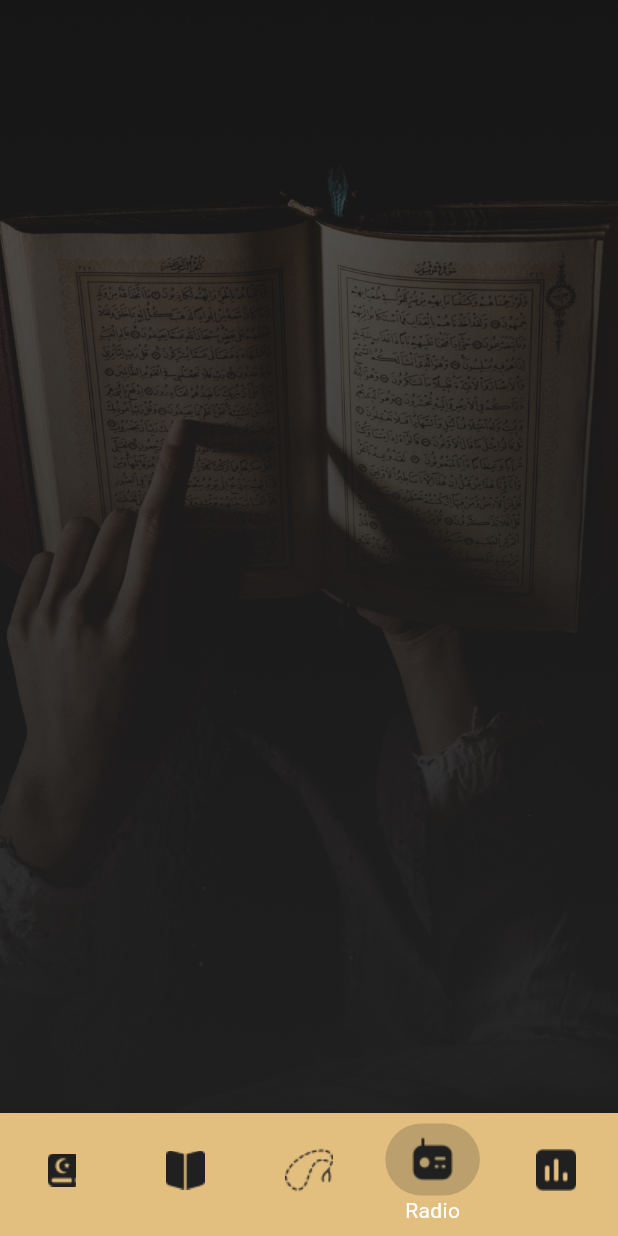
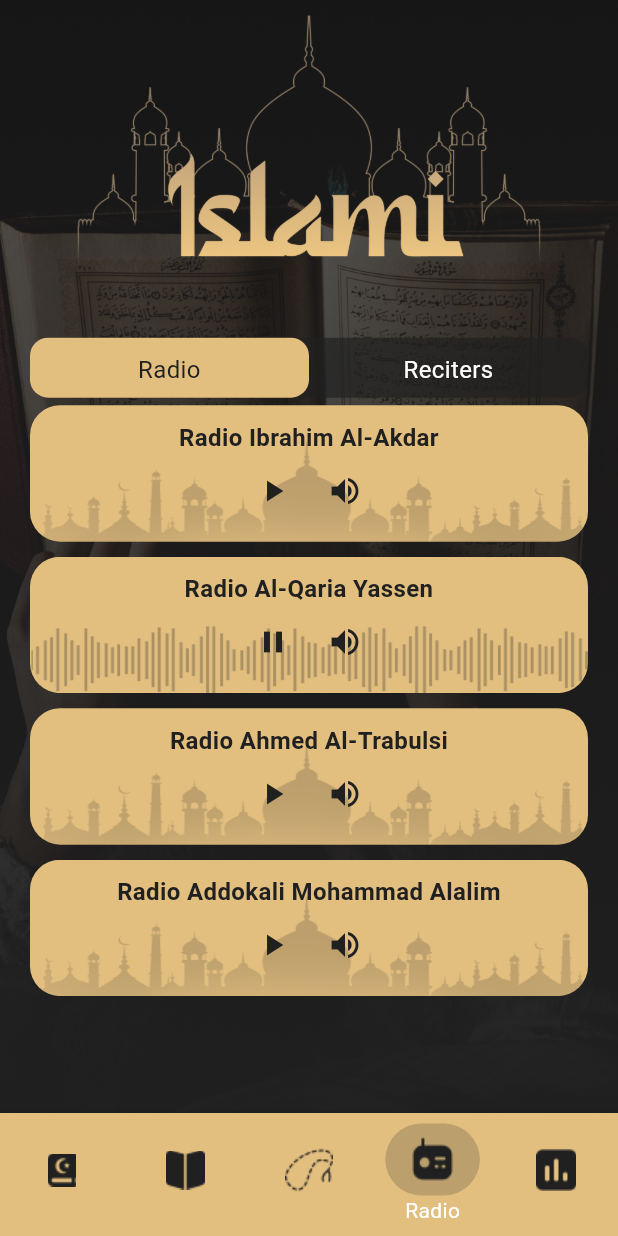
Before and after one commit to Youmna-Refaat/IslamiAPP, a Flutter app: the GeneralLayout screen opened by its route, item 4 of the bottom bar chosen, on a phone screen of 412 x 824 dp. Run offline on Flutter 3.47's test engine with Material 3 defaults, Android fonts, the phone set to English and light mode, and no system bars; our stand-ins replace animate_do, carousel_slider, device_preview, shared_preferences; accounts and stored records are empty.

Commit message:
radio feature UI

```diff
--- /dev/null
+++ b/lib/features/radio/radio_body.dart
@@ -0,0 +1,27 @@
+import 'package:flutter/material.dart';
+
+import 'widgets/radio_card.dart';
+
+class RadioBody extends StatelessWidget {
+  RadioBody({super.key});
+  final List<String> radioCardTitles = [
+    'Radio Ibrahim Al-Akdar',
+    'Radio Al-Qaria Yassen',
+    'Radio Ahmed Al-Trabulsi',
+    'Radio Addokali Mohammad Alalim',
+  ];
+  @override
+  Widget build(BuildContext context) {
+    return Expanded(
+      child: ListView.builder(
+        padding: EdgeInsets.symmetric(horizontal: 20),
+        shrinkWrap: true,
+        scrollDirection: Axis.vertical,
+        itemBuilder: (context, index) {
+          return RadioCard(index: index, title: radioCardTitles[index]);
+        },
+        itemCount: radioCardTitles.length,
+      ),
+    );
+  }
+}
--- a/lib/features/radio/radio_layout.dart
+++ b/lib/features/radio/radio_layout.dart
@@ -1,9 +1,21 @@
 import 'package:flutter/material.dart';
 
 import '../../core/constants/app_assets.dart';
+import '../../core/theme/color_class.dart';
+import 'radio_body.dart';
+import 'reciters_body.dart';
 
-class RadioLayout extends StatelessWidget {
+class RadioLayout extends StatefulWidget {
+  static String routeName = "RadioLayout";
+
   const RadioLayout({super.key});
+
+  @override
+  State<RadioLayout> createState() => _RadioLayoutState();
+}
+
+class _RadioLayoutState extends State<RadioLayout> {
+  bool isRadioSelected = true;
 
   @override
   Widget build(BuildContext context) {
@@ -14,6 +26,90 @@ class RadioLayout extends StatelessWidget {
           fit: BoxFit.cover,
         ),
       ),
+      child: Column(
+        children: [
+          Padding(
+            padding: const EdgeInsets.symmetric(horizontal: 40, vertical: 10),
+            child: Image.asset(AppAssets.logoBG),
+          ),
+          SizedBox(height: 10),
+          Padding(
+            padding: const EdgeInsets.symmetric(horizontal: 20),
+            child: Container(
+              height: 40,
+              decoration: BoxDecoration(
+                color: AppColors.black.withValues(alpha: 0.7),
+                borderRadius: BorderRadius.circular(12),
+              ),
+              child: Row(
+                mainAxisAlignment: MainAxisAlignment.spaceBetween,
+                children: [
+                  Expanded(
+                    child: GestureDetector(
+                      onTap: () {
+                        setState(() {
+                          isRadioSelected = true;
+                        });
+                      },
+                      child: Container(
+                        padding:
+                            EdgeInsets.symmetric(vertical: 10, horizontal: 20),
+                        decoration: BoxDecoration(
+                          color: isRadioSelected
+                              ? AppColors.primaryColor
+                              : Colors.transparent,
+                          borderRadius: BorderRadius.circular(12),
+                        ),
+                        child: Text(
+                          textAlign: TextAlign.center,
+                          'Radio',
+                          style: TextStyle(
+                            color: isRadioSelected
+                                ? AppColors.black
+                                : AppColors.white,
+                            fontSize: 16,
+                          ),
+                        ),
+                      ),
+                    ),
+                  ),
+                  Expanded(
+                    child: GestureDetector(
+                      onTap: () {
+                        setState(() {
+                          isRadioSelected = false;
+                        });
+                      },
+                      child: Container(
+                        padding:
+                            EdgeInsets.symmetric(vertical: 10, horizontal: 20),
+                        decoration: BoxDecoration(
+                          color: isRadioSelected
+                              ? Colors.transparent
+                              : AppColors.primaryColor,
+                          borderRadius: BorderRadius.circular(12),
+                        ),
+                        child: Text(
+                          textAlign: TextAlign.center,
+                          'Reciters',
+                          style: TextStyle(
+                            color: isRadioSelected
+                                ? AppColors.white
+                                : AppColors.black,
+                            fontSize: 16,
+                          ),
+                        ),
+                      ),
+                    ),
+                  ),
+                ],
+              ),
+            ),
+          ),
+          SizedBox(height: 5),
+          isRadioSelected ? RadioBody() : RecitersBody(),
+        ],
+      ),
     );
   }
 }
--- /dev/null
+++ b/lib/features/radio/reciters_body.dart
@@ -0,0 +1,27 @@
+import 'package:flutter/material.dart';
+
+import 'widgets/radio_card.dart';
+
+class RecitersBody extends StatelessWidget {
+  RecitersBody({super.key});
+  final List<String> recitersCardTitle = [
+    'Ibrahim Al-Akdar',
+    'Akram Alalaqmi',
+    'Majed Al-Enezi',
+    'Malik Shaibat Alhamed',
+  ];
+  @override
+  Widget build(BuildContext context) {
+    return Expanded(
+      child: ListView.builder(
+        padding: EdgeInsets.symmetric(horizontal: 20),
+        shrinkWrap: true,
+        scrollDirection: Axis.vertical,
+        itemBuilder: (context, index) {
+          return RadioCard(index: index, title: recitersCardTitle[index]);
+        },
+        itemCount: recitersCardTitle.length,
+      ),
+    );
+  }
+}
--- /dev/null
+++ b/lib/features/radio/widgets/radio_card.dart
@@ -0,0 +1,64 @@
+import 'package:flutter/material.dart';
+import '../../../core/constants/app_assets.dart';
+import '../../../core/theme/color_class.dart';
+
+class RadioCard extends StatelessWidget {
+  final int index;
+  final String title;
+  const RadioCard({super.key, required this.index, required this.title});
+
+  @override
+  Widget build(BuildContext context) {
+    return Padding(
+      padding: const EdgeInsets.only(bottom: 10),
+      child: Container(
+        width: double.infinity,
+        decoration: BoxDecoration(
+          image: index == 1
+              ? DecorationImage(
+                  image: AssetImage(AppAssets.radioCardPlayedBG),
+                  fit: BoxFit.fill)
+              : DecorationImage(
+                  image: AssetImage(AppAssets.radioCardUnplayedBG),
+                  fit: BoxFit.fill),
+          borderRadius: BorderRadius.circular(20),
+        ),
+        child: Padding(
+          padding: const EdgeInsets.symmetric(vertical: 10),
+          child: Column(
+            mainAxisAlignment: MainAxisAlignment.spaceEvenly,
+            children: [
+              Text(
+                textAlign: TextAlign.center,
+                title,
+                style: TextStyle(
+                    fontSize: 16,
+                    fontWeight: FontWeight.bold,
+                    color: AppColors.black),
+              ),
+              Row(
+                mainAxisAlignment: MainAxisAlignment.center,
+                children: [
+                  IconButton(
+                    icon: Icon(
+                      index == 1 ? Icons.pause : Icons.play_arrow,
+                      color: AppColors.black,
+                    ),
+                    onPressed: () {},
+                  ),
+                  IconButton(
+                    icon: Icon(
+                      Icons.volume_up,
+                      color: AppColors.black,
+                    ),
+                    onPressed: () {},
+                  ),
+                ],
+              ),
+            ],
+          ),
+        ),
+      ),
+    );
+  }
+}
```
